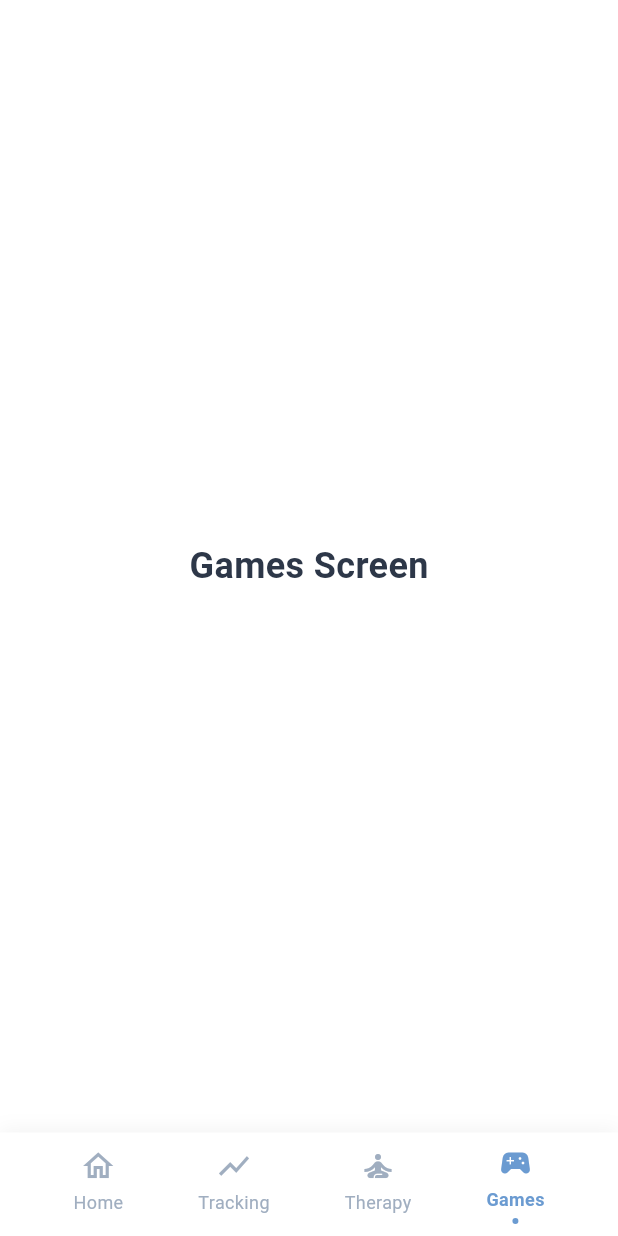
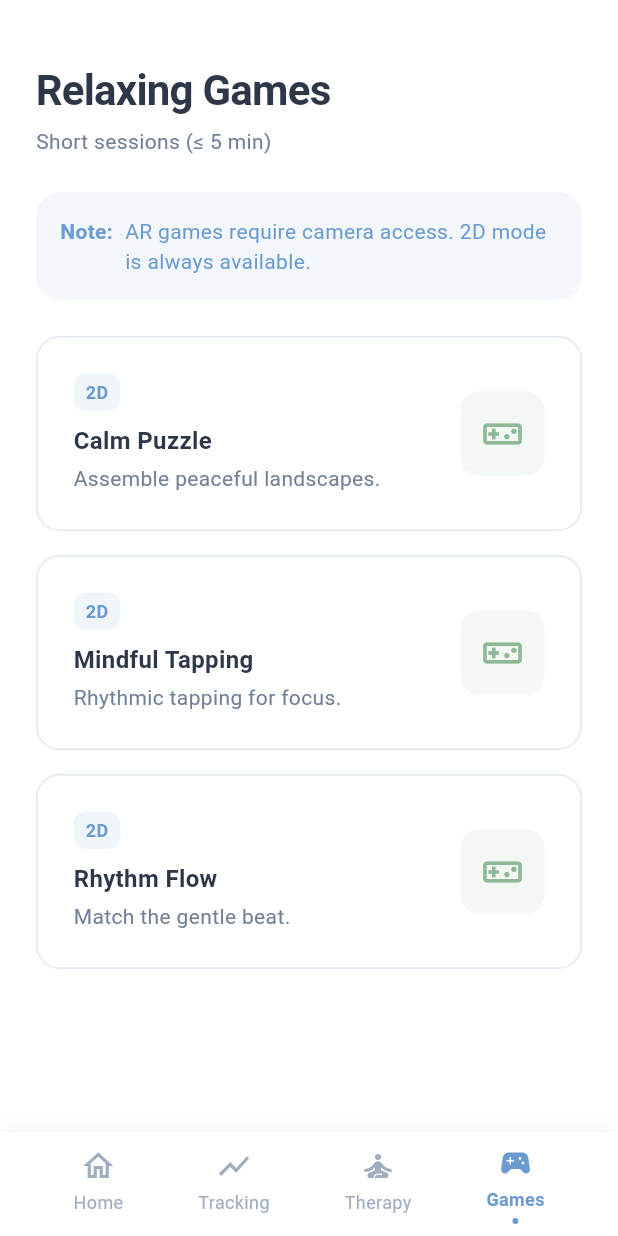
Before and after one commit to JHyeon0915/CalmTrace, a Flutter app: the screen it shows once a user with an empty profile is signed in, item 4 of the bottom bar chosen, on a phone screen of 412 x 824 dp. Run offline on Flutter 3.47's test engine with Material 3 defaults, Android fonts, the phone set to English and light mode, and no system bars; our stand-ins replace firebase_auth, firebase_core, shared_preferences; accounts and stored records are empty; Roboto replaces fonts that are missing (SF Pro Display).

Commit message:
feat: calm puzzle game

```diff
--- a/frontend/lib/screens/dashboard_screen.dart
+++ b/frontend/lib/screens/dashboard_screen.dart
@@ -3,6 +3,7 @@ import '../constants/app_constants.dart';
 import '../services/auth_service.dart';
 import '../widgets/app_bottom_nav_bar.dart';
 import 'settings_screen.dart';
+import 'games_screen.dart';
 
 class DashboardScreen extends StatefulWidget {
   const DashboardScreen({super.key});
@@ -40,7 +41,7 @@ class _DashboardScreenState extends State<DashboardScreen> {
       case 2:
         return _buildPlaceholder('Therapy');
       case 3:
-        return _buildPlaceholder('Games');
+        return const GamesScreen();
       default:
         return _buildHomeContent();
     }
@@ -192,7 +193,7 @@ class _DashboardScreenState extends State<DashboardScreen> {
                   vertical: AppSpacing.xs,
                 ),
                 decoration: BoxDecoration(
-                  color: AppColors.stressLow.withOpacity(0.15),
+                  color: AppColors.stressLow.withValues(alpha: 0.15),
                   borderRadius: AppRadius.roundBorder,
                 ),
                 child: Text(
@@ -318,7 +319,7 @@ class _DashboardScreenState extends State<DashboardScreen> {
                   width: 24,
                   height: 24,
                   decoration: BoxDecoration(
-                    color: AppColors.primary.withOpacity(0.1),
+                    color: AppColors.primary.withValues(alpha: 0.1),
                     shape: BoxShape.circle,
                   ),
                   child: Icon(
@@ -385,7 +386,7 @@ class _DashboardScreenState extends State<DashboardScreen> {
             width: 40,
             height: 40,
             decoration: BoxDecoration(
-              color: iconColor.withOpacity(0.1),
+              color: iconColor.withValues(alpha: 0.1),
               borderRadius: AppRadius.smBorder,
             ),
             child: Icon(icon, color: iconColor, size: 20),
@@ -423,7 +424,7 @@ class _DashboardScreenState extends State<DashboardScreen> {
                   borderRadius: AppRadius.smBorder,
                 ),
                 child: const Center(
-                  child: Text('💡', style: TextStyle(fontSize: 16)),
+                  child: Text('💡', style: TextStyle(fontSize: 14)),
                 ),
               ),
               const SizedBox(width: AppSpacing.sm),
--- /dev/null
+++ b/frontend/lib/screens/games_screen.dart
@@ -0,0 +1,206 @@
+import 'package:flutter/material.dart';
+import '../constants/app_constants.dart';
+import 'calm_puzzle_screen.dart';
+
+class GamesScreen extends StatelessWidget {
+  const GamesScreen({super.key});
+
+  @override
+  Widget build(BuildContext context) {
+    return Scaffold(
+      backgroundColor: AppColors.background,
+      body: SafeArea(
+        child: SingleChildScrollView(
+          padding: const EdgeInsets.all(AppSpacing.lg),
+          child: Column(
+            crossAxisAlignment: CrossAxisAlignment.start,
+            children: [
+              const SizedBox(height: AppSpacing.md),
+
+              // Header
+              Text('Relaxing Games', style: AppTextStyles.h2),
+              const SizedBox(height: AppSpacing.xs),
+              Text(
+                'Short sessions (≤ 5 min)',
+                style: AppTextStyles.bodyMedium.copyWith(
+                  color: AppColors.textSecondary,
+                ),
+              ),
+
+              const SizedBox(height: AppSpacing.lg),
+
+              // AR Note
+              _buildARNote(),
+
+              const SizedBox(height: AppSpacing.lg),
+
+              // Game Cards
+              _buildGameCard(
+                context,
+                title: 'Calm Puzzle',
+                description: 'Assemble peaceful landscapes.',
+                onTap: () {
+                  Navigator.push(
+                    context,
+                    MaterialPageRoute(
+                      builder: (context) => const CalmPuzzleScreen(),
+                    ),
+                  );
+                },
+              ),
+
+              const SizedBox(height: AppSpacing.md),
+
+              _buildGameCard(
+                context,
+                title: 'Mindful Tapping',
+                description: 'Rhythmic tapping for focus.',
+                onTap: () {
+                  // TODO: Navigate to Mindful Tapping
+                  _showComingSoon(context, 'Mindful Tapping');
+                },
+              ),
+
+              const SizedBox(height: AppSpacing.md),
+
+              _buildGameCard(
+                context,
+                title: 'Rhythm Flow',
+                description: 'Match the gentle beat.',
+                onTap: () {
+                  // TODO: Navigate to Rhythm Flow
+                  _showComingSoon(context, 'Rhythm Flow');
+                },
+              ),
+
+              const SizedBox(height: AppSpacing.xl),
+            ],
+          ),
+        ),
+      ),
+    );
+  }
+
+  Widget _buildARNote() {
+    return Container(
+      padding: const EdgeInsets.all(AppSpacing.md),
+      decoration: BoxDecoration(
+        color: AppColors.primary.withValues(alpha: 0.08),
+        borderRadius: AppRadius.lgBorder,
+      ),
+      child: Row(
+        crossAxisAlignment: CrossAxisAlignment.start,
+        children: [
+          Text(
+            'Note:',
+            style: AppTextStyles.bodyMedium.copyWith(
+              fontWeight: FontWeight.w600,
+              color: AppColors.primary,
+            ),
+          ),
+          const SizedBox(width: AppSpacing.sm),
+          Expanded(
+            child: Text(
+              'AR games require camera access. 2D mode is always available.',
+              style: AppTextStyles.bodyMedium.copyWith(
+                color: AppColors.primary,
+              ),
+            ),
+          ),
+        ],
+      ),
+    );
+  }
+
+  Widget _buildGameCard(
+    BuildContext context, {
+    required String title,
+    required String description,
+    required VoidCallback onTap,
+  }) {
+    return GestureDetector(
+      onTap: onTap,
+      child: Container(
+        padding: const EdgeInsets.all(AppSpacing.lg),
+        decoration: BoxDecoration(
+          color: AppColors.background,
+          borderRadius: AppRadius.lgBorder,
+          border: Border.all(color: AppColors.border),
+        ),
+        child: Row(
+          children: [
+            // Left content
+            Expanded(
+              child: Column(
+                crossAxisAlignment: CrossAxisAlignment.start,
+                children: [
+                  // 2D Badge
+                  Container(
+                    padding: const EdgeInsets.symmetric(
+                      horizontal: AppSpacing.sm,
+                      vertical: AppSpacing.xs,
+                    ),
+                    decoration: BoxDecoration(
+                      color: AppColors.primary.withValues(alpha: 0.1),
+                      borderRadius: AppRadius.smBorder,
+                    ),
+                    child: Text(
+                      '2D',
+                      style: AppTextStyles.labelSmall.copyWith(
+                        color: AppColors.primary,
+                        fontWeight: FontWeight.w600,
+                      ),
+                    ),
+                  ),
+                  const SizedBox(height: AppSpacing.sm),
+
+                  // Title
+                  Text(
+                    title,
+                    style: AppTextStyles.bodyLarge.copyWith(
+                      fontWeight: FontWeight.w600,
+                    ),
+                  ),
+                  const SizedBox(height: AppSpacing.xs),
+
+                  // Description
+                  Text(
+                    description,
+                    style: AppTextStyles.bodyMedium.copyWith(
+                      color: AppColors.textSecondary,
+                    ),
+                  ),
+                ],
+              ),
+            ),
+
+            // Game icon
+            Container(
+              width: 56,
+              height: 56,
+              decoration: BoxDecoration(
+                color: AppColors.textGreen.withValues(alpha: 0.1),
+                borderRadius: AppRadius.mdBorder,
+              ),
+              child: Icon(
+                Icons.videogame_asset_outlined,
+                color: AppColors.textGreen,
+                size: 28,
+              ),
+            ),
+          ],
+        ),
+      ),
+    );
+  }
+
+  void _showComingSoon(BuildContext context, String gameName) {
+    ScaffoldMessenger.of(context).showSnackBar(
+      SnackBar(
+        content: Text('$gameName coming soon!'),
+        behavior: SnackBarBehavior.floating,
+        shape: RoundedRectangleBorder(borderRadius: AppRadius.mdBorder),
+      ),
+    );
+  }
+}
```
Also changed, not shown: frontend/lib/screens/calm_puzzle_screen.dart (added, +510 -0 lines).
